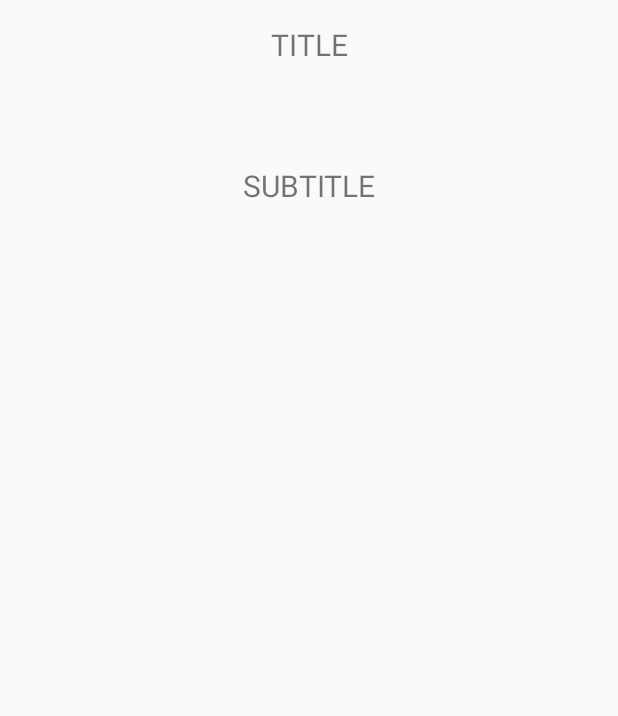
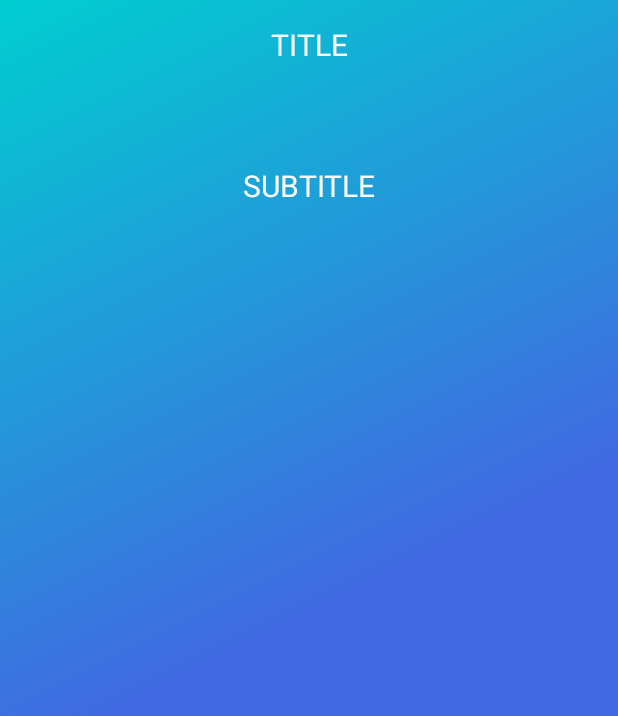
Before and after one commit to avadnerkar/FrailtyQuestionnaire, an Android app: the layout cell_radio_vertical.xml on its own in the app's theme, with its tools: preview values and no code run, on a phone screen of 412 x 824 dp. Shown: the top 716 px of the screen. Run offline under Robolectric (Android 15) with nearby library versions, the phone set to English and light mode, and no system bars.

```diff
--- a/FrailtyQuestionnaire/app/src/main/java/physiotherapy/mcgill/com/frailtyquestionnaire/QuestionRadioVertical.java
+++ b/FrailtyQuestionnaire/app/src/main/java/physiotherapy/mcgill/com/frailtyquestionnaire/QuestionRadioVertical.java
@@ -3,6 +3,7 @@ package physiotherapy.mcgill.com.frailtyquestionnaire;
 import android.content.Context;
 import android.database.Cursor;
 import android.os.Handler;
+import android.support.v4.content.ContextCompat;
 import android.util.TypedValue;
 import android.view.LayoutInflater;
 import android.view.View;
@@ -44,6 +45,7 @@ public class QuestionRadioVertical {
             rb.setText(rbText);
             rg.addView(rb);
             rb.setTextSize(TypedValue.COMPLEX_UNIT_PX, context.getResources().getDimension(R.dimen.text_medium));
+            rb.setTextColor(ContextCompat.getColor(context, R.color.White));
 
             rb.setOnClickListener(new View.OnClickListener() {
                 @Override
--- a/FrailtyQuestionnaire/app/src/main/res/layout/cell_radio_vertical.xml
+++ b/FrailtyQuestionnaire/app/src/main/res/layout/cell_radio_vertical.xml
@@ -2,7 +2,8 @@
 <LinearLayout xmlns:android="http://schemas.android.com/apk/res/android"
     android:orientation="vertical" android:layout_width="match_parent"
     android:layout_height="match_parent"
-    android:padding="@dimen/activity_horizontal_margin">
+    android:padding="@dimen/activity_horizontal_margin"
+    android:background="@drawable/gradient_background_shape">
 
     <TextView
         android:layout_width="match_parent"
@@ -10,7 +11,8 @@
         android:textSize="@dimen/text_medium"
         android:text="TITLE"
         android:id="@+id/title"
-        android:gravity="center"/>
+        android:gravity="center"
+        android:textColor="@color/White"/>
 
     <View
         android:layout_width="match_parent"
@@ -23,7 +25,8 @@
         android:textSize="@dimen/text_medium"
         android:text="SUBTITLE"
         android:id="@+id/subtitle"
-        android:gravity="center"/>
+        android:gravity="center"
+        android:textColor="@color/White"/>
 
     <View
         android:layout_width="match_parent"
```
